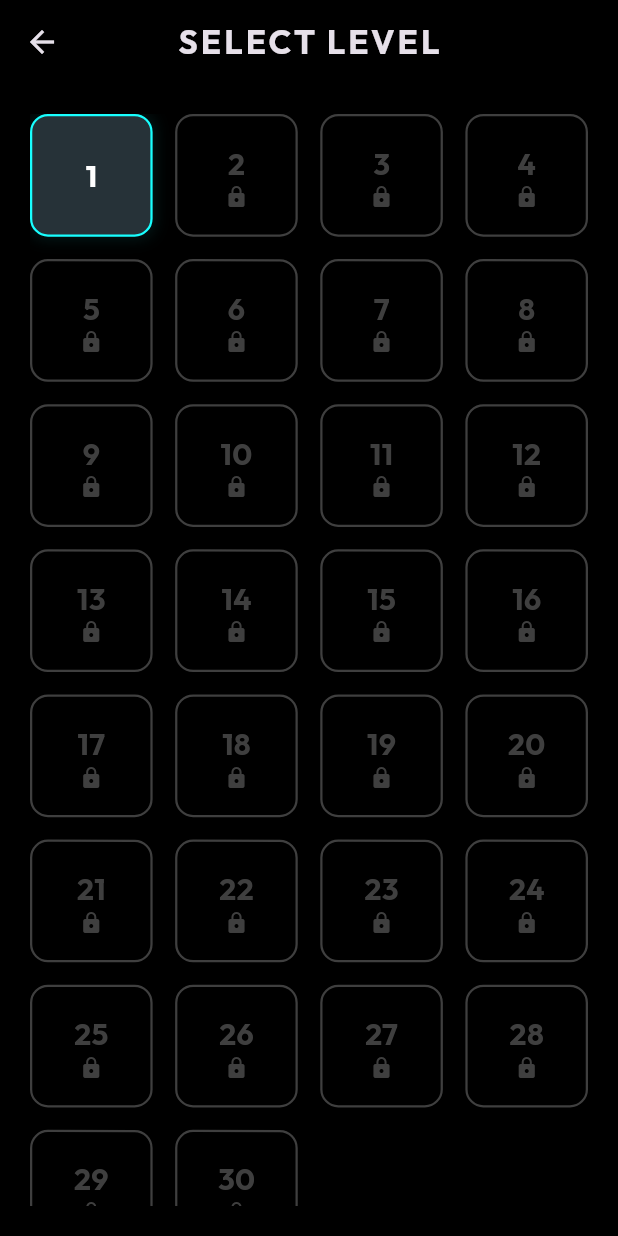
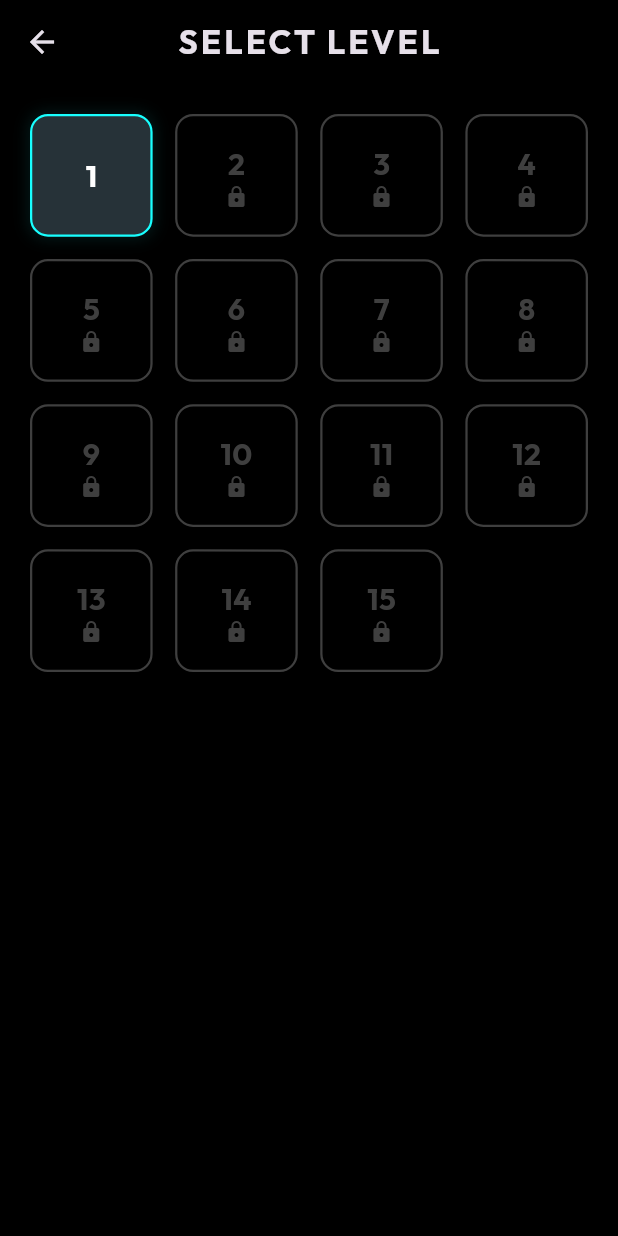
Before and after one commit to himal-13/light-grid, a Flutter app: the LevelSelectScreen screen opened directly, on a phone screen of 412 x 824 dp. Run offline on Flutter 3.47's test engine with Material 3 defaults, Android fonts, the phone set to English and light mode, and no system bars; our stand-ins replace google_fonts, hive_ce_flutter; missing offline and left inert: flame, flame_audio; accounts and stored records are empty.

Commit message:
customized levels

```diff
--- a/light_grid/lib/levels/level_data.dart
+++ b/light_grid/lib/levels/level_data.dart
@@ -2,81 +2,112 @@ import 'dart:math';
 import '../models/level_model.dart';
 
 final List<LevelData> allLevels = [
-  // 3x3 Regular Squares (Levels 0-4)
-  _generateSquareLevel(0, 3, 2),
-  _generateSquareLevel(1, 3, 3),
-  _generateSquareLevel(2, 3, 4),
-  _generateSquareLevel(3, 3, 5),
-  _generateSquareLevel(4, 3, 6),
+  // // 3x3 Regular Squares (Levels 0-4)
+  // _generateSquareLevel(0, 3, 2),
+  // _generateSquareLevel(1, 3, 3),
+  // _generateSquareLevel(2, 3, 4),
+  // _generateSquareLevel(3, 3, 5),
+  // _generateSquareLevel(4, 3, 6),
 
-  // 4x4 Regular Squares (Levels 5-9)
-  _generateSquareLevel(5, 4, 3),
-  _generateSquareLevel(6, 4, 4),
-  _generateSquareLevel(7, 4, 5),
-  _generateSquareLevel(8, 4, 6),
-  _generateSquareLevel(9, 4, 8),
+  // // 4x4 Regular Squares (Levels 5-9)
+  // _generateSquareLevel(5, 4, 3),
+  // _generateSquareLevel(6, 4, 4),
+  // _generateSquareLevel(7, 4, 5),
+  // _generateSquareLevel(8, 4, 6),
+  // _generateSquareLevel(9, 4, 8),
 
   // Irregular: Cross (Levels 10-12)
   LevelData(
-    id: 10,
-    tiles: _getCrossPoints(3),
-    startingOnTiles: [const Point(0, 1), const Point(0, 2), const Point(0, 3)],
+    id: 1,
+    tiles: [
+    const Point(0, 0), const Point(1, 0),
+  ],
+    startingOnTiles: [],
   ),
+   LevelData(
+    id: 2,
+    tiles: [
+       const Point(1, 0), const Point(2, 0),
+      const Point(0, 1), const Point(3, 1),
+      const Point(0, 2), const Point(3, 2),
+       const Point(1, 3), const Point(2, 3),
+    ],
+    startingOnTiles: [const Point(1, 0), const Point(2, 0)],
+  ),
+
   LevelData(
-    id: 11,
-    tiles: _getCrossPoints(5),
-    startingOnTiles: [const Point(2, 2), const Point(1, 2), const Point(3, 2), const Point(2, 1), const Point(2, 3)],
-  ),
-  LevelData(
-    id: 12,
+    id: 3,
     tiles: _getCrossPoints(5),
     startingOnTiles: [const Point(0, 2), const Point(4, 2), const Point(2, 0), const Point(2, 4)],
   ),
-
+//  LevelData(
+//     id: 3,
+//     tiles: [
+//       const Point(0, 1), const Point(1, 0), const Point(1, 1), const Point(1, 2), const Point(2, 1),
+//       const Point(3, 1),
+//     ],
+//     startingOnTiles: [const Point(3, 1)],
+//   ),
   // Irregular: Diamond (Levels 13-16)
   LevelData(
-    id: 13,
+    id: 4,
     tiles: _getDiamondPoints(3),
     startingOnTiles: [const Point(1, 1)],
   ),
   LevelData(
-    id: 14,
+    id: 5,
     tiles: _getDiamondPoints(3),
     startingOnTiles: [const Point(0, 1), const Point(2, 1), const Point(1, 0), const Point(1, 2)],
   ),
   LevelData(
-    id: 15,
+    id: 6,
     tiles: _getDiamondPoints(5),
-    startingOnTiles: [const Point(2, 2), const Point(1, 2), const Point(3, 2)],
+    startingOnTiles: [const Point(0,2),const Point(2, 2), const Point(1, 2), const Point(3, 2), const Point(4, 2)],
   ),
   _generateDiamondLevel(16, 5, 5),
-
+ LevelData(
+    id: 8,
+    tiles: [
+      const Point(0, 1), const Point(1, 0), const Point(1, 1), const Point(1, 2), const Point(2, 1),
+      const Point(3, 1),
+    ],
+    startingOnTiles: [const Point(3, 1), const Point(0, 1),  ],
+  ),
   // Irregular: Triangle (Levels 17-20)
   LevelData(
-    id: 17,
+    id: 9,
     tiles: _getTrianglePoints(3),
     startingOnTiles: [const Point(0, 0), const Point(1, 1)],
   ),
   LevelData(
-    id: 18,
+    id: 10,
     tiles: _getTrianglePoints(4),
     startingOnTiles: [const Point(1, 1), const Point(2, 2)],
   ),
+  //10-11
   _generateTriangleLevel(19, 4, 4),
   _generateTriangleLevel(20, 5, 5),
 
+ LevelData(
+    id: 13,
+    tiles: [
+      const Point(0, 1), const Point(1, 0), const Point(1, 1), const Point(1, 2), const Point(2, 1), const Point(3, 1),
+      const Point(3, 2),
+    ],
+    startingOnTiles: [const Point(3, 1), const Point(0, 1),  ],
+  ),
   // 5x5 Regular Squares (Levels 21-25)
   _generateSquareLevel(21, 5, 6),
-  _generateSquareLevel(22, 5, 8),
-  _generateSquareLevel(23, 5, 10),
-  _generateSquareLevel(24, 5, 12),
-  _generateSquareLevel(25, 5, 15),
+   LevelData(
+    id: 13,
+    tiles: [
+      const Point(0, 1), const Point(1, 0), const Point(1, 1), const Point(1, 2), const Point(1, 3),
+       const Point(2, 0),  const Point(2, 1),  const Point(3, 1),  const Point(4, 1),
 
-  // 6x6 Regular Squares (Levels 26-29)
-  _generateSquareLevel(26, 6, 10),
-  _generateSquareLevel(27, 6, 15),
-  _generateSquareLevel(28, 6, 20),
-  _generateSquareLevel(29, 6, 25),
+    ],
+    startingOnTiles: [const Point(3, 1), const Point(0, 1),  ],
+  ),
+
 ];
 
 // Helper to generate a square level with random solvable start
```
